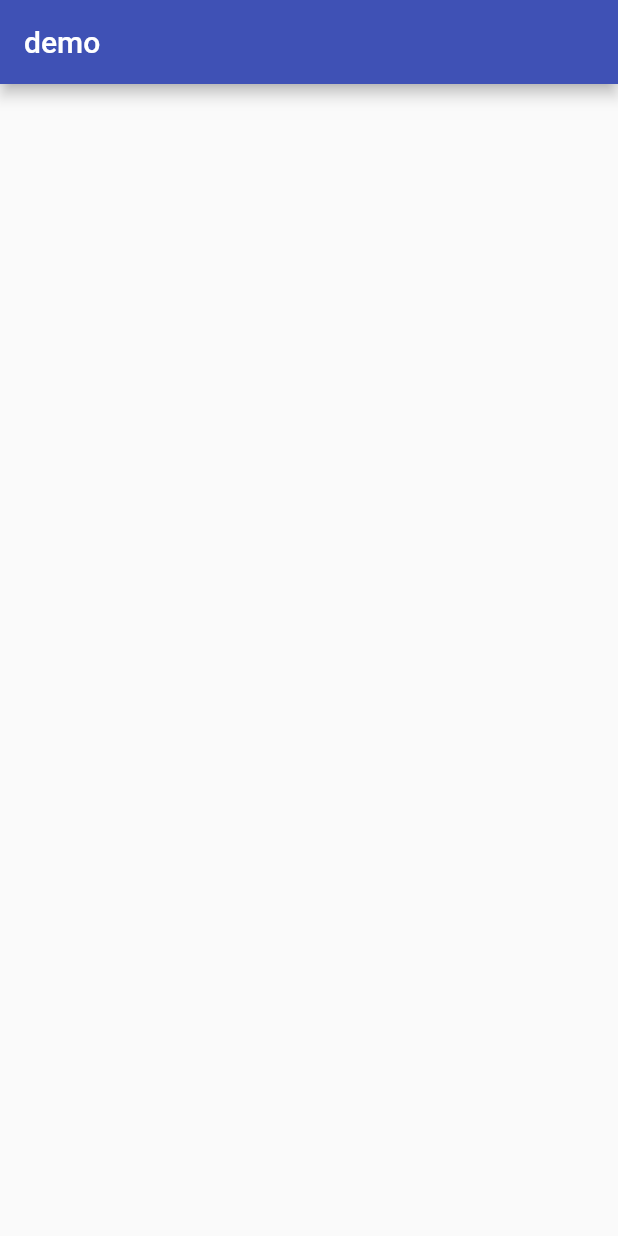
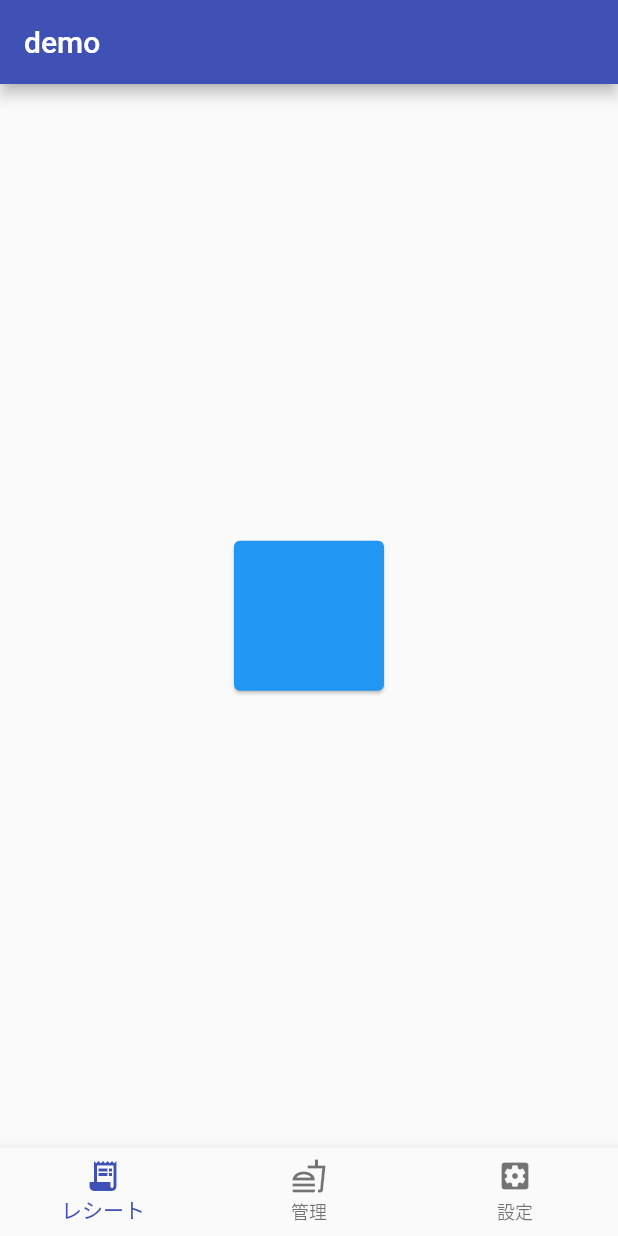
Before and after one commit to KazukiKimura-Developer/ForRestaurants, a Flutter app: the screen it shows after launch, on a phone screen of 412 x 824 dp. Run offline on Flutter 3.47's test engine with Material 2 defaults, Android fonts, the phone set to English and light mode, and no system bars.

Commit message:
ナビゲーション作成

```diff
--- a/for_restaurant_app/lib/main.dart
+++ b/for_restaurant_app/lib/main.dart
@@ -29,6 +29,38 @@ class MyHomePage extends StatefulWidget {
 
 class _MyHomePageState extends State<MyHomePage> {
 
+  int _selectedIndex = 0;
+
+  static List<Widget> _pageList = [
+    Card(
+      color: Colors.blue,
+      child: Container(
+        width: 100,
+        height: 100,
+      ),
+    ),
+    Card(
+        color: Colors.yellow,
+        child: Container(
+          width: 100,
+          height: 100,
+        ),
+    ),
+    Card(
+      color: Colors.red,
+      child: Container(
+        width: 100,
+        height: 100,
+      ),
+    ),
+  ];
+
+  void _onItemTapped(int index) {
+    setState(() {
+      _selectedIndex = index;
+    });
+  }
+
   @override
   Widget build(BuildContext context) {
     return Scaffold(
@@ -36,8 +68,30 @@ class _MyHomePageState extends State<MyHomePage> {
         title: Text(widget.title),
       ),
       body:Center(
+        child: _pageList[_selectedIndex]
+      ),
+      bottomNavigationBar: BottomNavigationBar(
+        items: [
+          BottomNavigationBarItem(
+            icon: Icon(Icons.receipt_long),
+            label: "レシート",
 
+          ),
+          BottomNavigationBarItem(
+            icon: Icon(Icons.fastfood_outlined),
+            label: "管理",
+          ),
+          BottomNavigationBarItem(
+              icon: Icon(Icons.settings_applications),
+            label: "設定"
+          ),
+        ],
+        currentIndex: _selectedIndex,
+        selectedItemColor: Colors.indigo,
+        onTap: _onItemTapped,
       ),
+
     );
+
   }
 }
```
Also changed, not shown: 1 other file.
